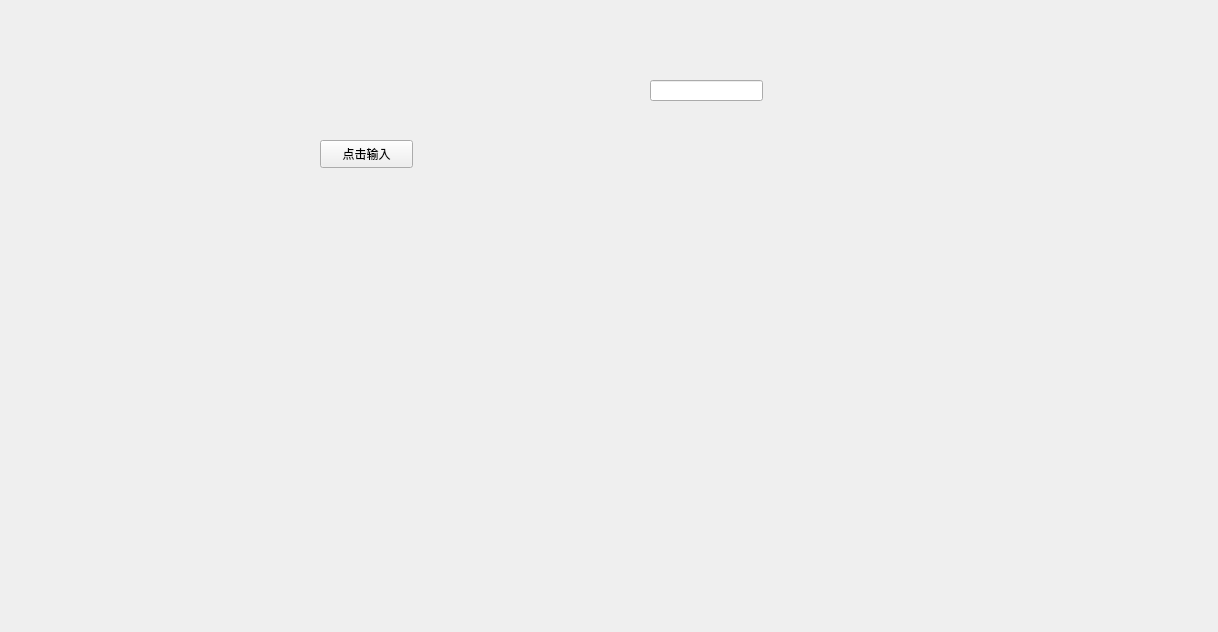
This is ReviewSystem/widget.ui in origmickey/Reviewer as Qt 5 draws it before an edit. The edited form follows.
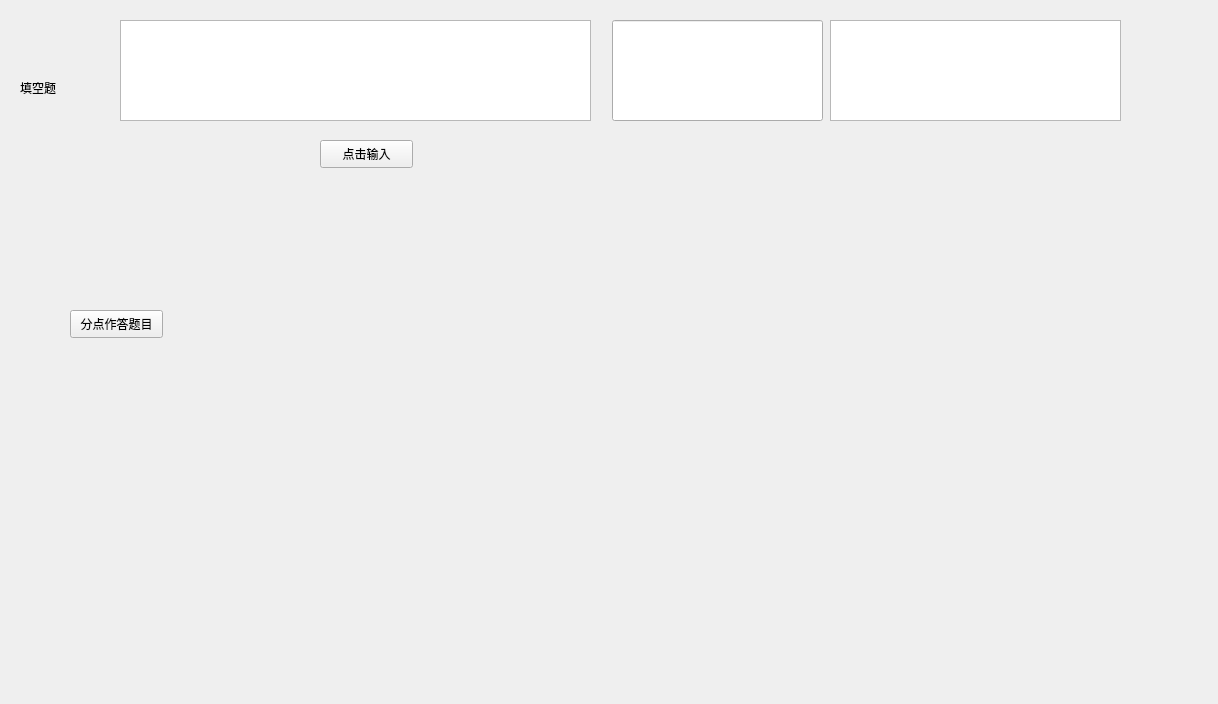
This is the edited form.

```diff
--- a/ReviewSystem/widget.ui
+++ b/ReviewSystem/widget.ui
@@ -7,22 +7,12 @@
     <x>0</x>
     <y>0</y>
     <width>1218</width>
-    <height>632</height>
+    <height>704</height>
    </rect>
   </property>
   <property name="windowTitle">
    <string>Widget</string>
   </property>
-  <widget class="QLineEdit" name="lineEdit">
-   <property name="geometry">
-    <rect>
-     <x>650</x>
-     <y>80</y>
-     <width>113</width>
-     <height>21</height>
-    </rect>
-   </property>
-  </widget>
   <widget class="QPushButton" name="pushButton">
    <property name="geometry">
     <rect>
@@ -39,8 +29,8 @@
   <widget class="QLabel" name="reminder">
    <property name="geometry">
     <rect>
-     <x>300</x>
-     <y>230</y>
+     <x>230</x>
+     <y>180</y>
      <width>621</width>
      <height>91</height>
     </rect>
@@ -55,25 +45,25 @@
     <string/>
    </property>
   </widget>
-  <widget class="QLabel" name="head">
+  <widget class="QLabel" name="FFQ">
    <property name="geometry">
     <rect>
-     <x>40</x>
+     <x>20</x>
      <y>80</y>
+     <width>41</width>
+     <height>16</height>
+    </rect>
+   </property>
+   <property name="text">
+    <string>填空题</string>
+   </property>
+  </widget>
+  <widget class="QLabel" name="Qhead">
+   <property name="geometry">
+    <rect>
+     <x>220</x>
+     <y>300</y>
      <width>601</width>
-     <height>20</height>
-    </rect>
-   </property>
-   <property name="text">
-    <string/>
-   </property>
-  </widget>
-  <widget class="QLabel" name="end">
-   <property name="geometry">
-    <rect>
-     <x>820</x>
-     <y>90</y>
-     <width>371</width>
      <height>16</height>
     </rect>
    </property>
@@ -81,6 +71,68 @@
     <string/>
    </property>
   </widget>
+  <widget class="QPushButton" name="pushButton_2">
+   <property name="geometry">
+    <rect>
+     <x>70</x>
+     <y>310</y>
+     <width>93</width>
+     <height>28</height>
+    </rect>
+   </property>
+   <property name="text">
+    <string>分点作答题目</string>
+   </property>
+  </widget>
+  <widget class="QLabel" name="reminderBP">
+   <property name="geometry">
+    <rect>
+     <x>220</x>
+     <y>600</y>
+     <width>431</width>
+     <height>51</height>
+    </rect>
+   </property>
+   <property name="font">
+    <font>
+     <family>Adobe Devanagari</family>
+     <pointsize>24</pointsize>
+    </font>
+   </property>
+   <property name="text">
+    <string/>
+   </property>
+  </widget>
+  <widget class="QTextEdit" name="head">
+   <property name="geometry">
+    <rect>
+     <x>120</x>
+     <y>20</y>
+     <width>471</width>
+     <height>101</height>
+    </rect>
+   </property>
+  </widget>
+  <widget class="QTextEdit" name="end">
+   <property name="geometry">
+    <rect>
+     <x>830</x>
+     <y>20</y>
+     <width>291</width>
+     <height>101</height>
+    </rect>
+   </property>
+  </widget>
+  <widget class="QLineEdit" name="lineEdit">
+   <property name="geometry">
+    <rect>
+     <x>612</x>
+     <y>20</y>
+     <width>211</width>
+     <height>101</height>
+    </rect>
+   </property>
+  </widget>
  </widget>
  <layoutdefault spacing="6" margin="11"/>
  <resources/>
```
